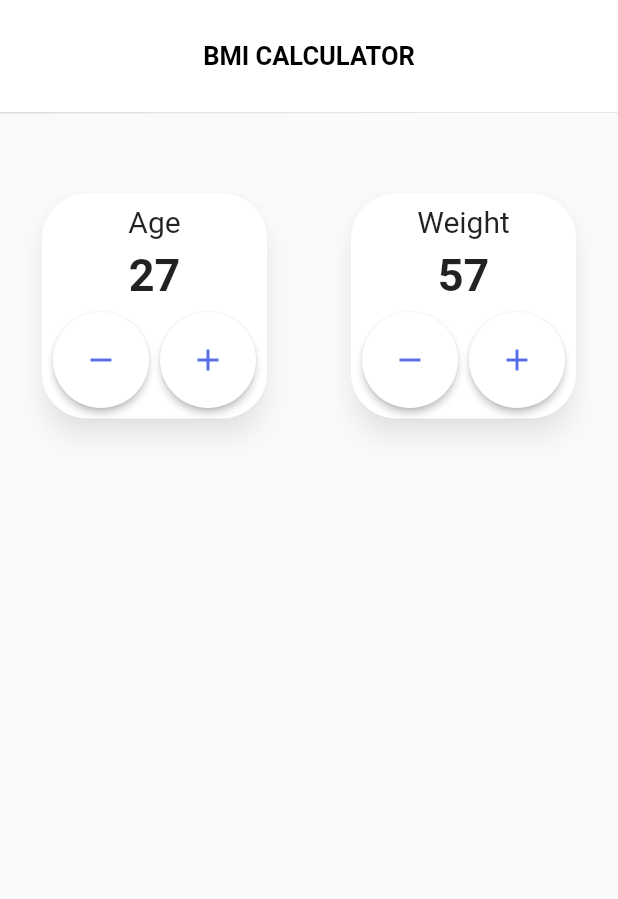
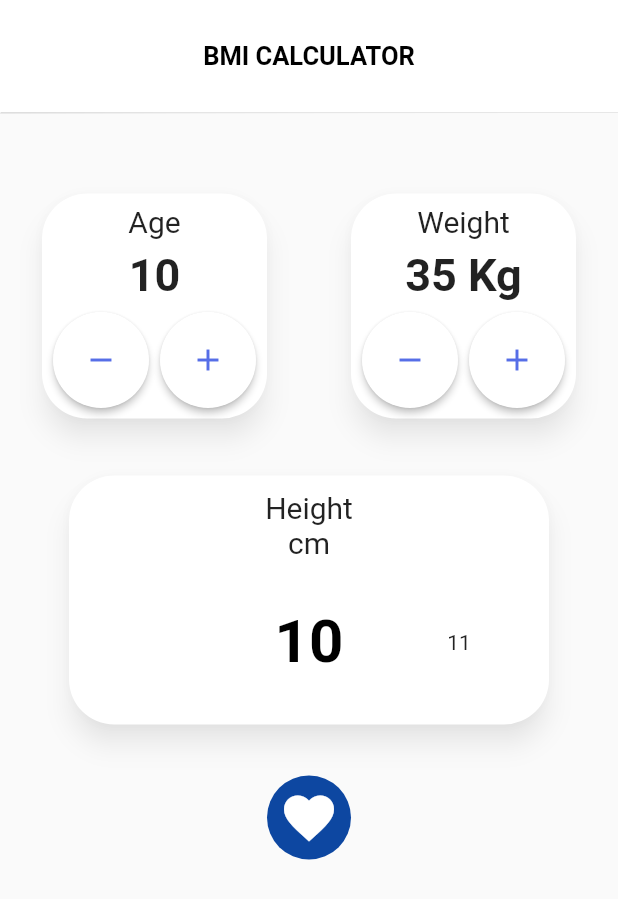
Before and after one commit to vivekkj123/bmi-app, a Flutter app: the screen it shows after launch, on a phone screen of 412 x 824 dp. Shown: the top 899 px of the screen. Run offline on Flutter 3.47's test engine with Material 2 defaults, Android fonts, the phone set to English and light mode, and no system bars; drawn by our look-alikes of numberpicker.

Commit message:
Add height selector and weight selector

```diff
--- a/lib/screens/home_screen/home_screen.dart
+++ b/lib/screens/home_screen/home_screen.dart
@@ -1,4 +1,5 @@
 import 'package:bmi_app/screens/home_screen/widgets/age_selector.dart';
+import 'package:bmi_app/screens/home_screen/widgets/height_selector.dart';
 import 'package:bmi_app/screens/home_screen/widgets/weight_selector.dart';
 import 'package:flutter/material.dart';
 
@@ -25,7 +26,26 @@ class HomeScreen extends StatelessWidget {
           const SizedBox(height: 50),
           Row(
             mainAxisAlignment: MainAxisAlignment.spaceAround,
-            children: const [AgeSelector(), WeightSelector()],
+            children: const [
+              AgeSelector(),
+              WeightSelector(),
+            ],
+          ),
+          Row(
+            mainAxisAlignment: MainAxisAlignment.spaceAround,
+            children: const [
+              HeightSelector(),
+            ],
+          ),
+          Material(
+            color: Colors.blue[900],
+            shape: CircleBorder(),
+            child: IconButton(
+              onPressed: () {},
+              icon: Icon(Icons.favorite),
+              color: Colors.white,
+              iconSize: 40,
+            ),
           )
         ],
       ),
--- a/lib/screens/home_screen/widgets/age_selector.dart
+++ b/lib/screens/home_screen/widgets/age_selector.dart
@@ -5,6 +5,7 @@ class AgeSelector extends StatelessWidget {
 
   @override
   Widget build(BuildContext context) {
+    ValueNotifier _age = ValueNotifier(10);
     return Card(
       elevation: 7,
       shape: RoundedRectangleBorder(
@@ -21,15 +22,22 @@ class AgeSelector extends StatelessWidget {
               "Age",
               style: TextStyle(fontSize: 20),
             ),
-            const Text(
-              "27",
-              style: TextStyle(fontSize: 30, fontWeight: FontWeight.bold),
+            ValueListenableBuilder(
+              valueListenable: _age,
+              builder: (ctx, newValue, _) {
+                return Text(
+                  newValue.toString(),
+                  style: TextStyle(fontSize: 30, fontWeight: FontWeight.bold),
+                );
+              },
             ),
             Row(
               mainAxisAlignment: MainAxisAlignment.spaceEvenly,
               children: [
                 ElevatedButton(
-                  onPressed: () {},
+                  onPressed: () {
+                    _age.value = _age.value - 1;
+                  },
                   child: const Icon(Icons.remove),
                   style: ElevatedButton.styleFrom(
                       shape: const CircleBorder(),
@@ -38,7 +46,9 @@ class AgeSelector extends StatelessWidget {
                       onPrimary: const Color(0xff566ee7)),
                 ),
                 ElevatedButton(
-                  onPressed: () {},
+                  onPressed: () {
+                    _age.value = _age.value + 1;
+                  },
                   child: const Icon(Icons.add),
                   style: ElevatedButton.styleFrom(
                       shape: const CircleBorder(),
--- /dev/null
+++ b/lib/screens/home_screen/widgets/height_selector.dart
@@ -0,0 +1,56 @@
+import 'package:flutter/material.dart';
+import 'package:numberpicker/numberpicker.dart';
+
+class HeightSelector extends StatefulWidget {
+  const HeightSelector({Key? key}) : super(key: key);
+
+  @override
+  State<HeightSelector> createState() => _HeightSelectorState();
+}
+
+class _HeightSelectorState extends State<HeightSelector> {
+  int _currentValue = 10;
+  @override
+  Widget build(BuildContext context) {
+    return Padding(
+      padding: const EdgeInsets.all(30.0),
+      child: Card(
+        elevation: 7,
+        shape: RoundedRectangleBorder(
+          borderRadius: BorderRadius.circular(30.0),
+        ),
+        shadowColor: Colors.black38,
+        child: Padding(
+          padding: const EdgeInsets.all(10.0),
+          child: Column(
+            mainAxisAlignment: MainAxisAlignment.center,
+            children: [
+              const Text(
+                "Height\ncm",
+                style: TextStyle(fontSize: 20),
+                textAlign: TextAlign.center,
+              ),
+              const SizedBox(
+                height: 30,
+              ),
+              NumberPicker(
+                selectedTextStyle: TextStyle(
+                    color: Colors.black,
+                    fontWeight: FontWeight.bold,
+                    fontSize: 40),
+                axis: Axis.horizontal,
+                value: _currentValue,
+                minValue: 10,
+                maxValue: 600,
+                onChanged: (value) => setState(() => _currentValue = value),
+              ),
+              const SizedBox(
+                height: 20,
+              ),
+            ],
+          ),
+        ),
+      ),
+    );
+  }
+}
--- a/lib/screens/home_screen/widgets/weight_selector.dart
+++ b/lib/screens/home_screen/widgets/weight_selector.dart
@@ -5,6 +5,7 @@ class WeightSelector extends StatelessWidget {
 
   @override
   Widget build(BuildContext context) {
+    ValueNotifier _weight = ValueNotifier(35);
     return Card(
       elevation: 7,
       shape: RoundedRectangleBorder(
@@ -21,15 +22,22 @@ class WeightSelector extends StatelessWidget {
               "Weight",
               style: TextStyle(fontSize: 20),
             ),
-            const Text(
-              "57",
-              style: TextStyle(fontSize: 30, fontWeight: FontWeight.bold),
-            ),
+            ValueListenableBuilder(
+                valueListenable: _weight,
+                builder: (ctx, newValue, _) {
+                  return Text(
+                    "${newValue.toString()} Kg",
+                    style: const TextStyle(
+                        fontSize: 30, fontWeight: FontWeight.bold),
+                  );
+                }),
             Row(
               mainAxisAlignment: MainAxisAlignment.spaceEvenly,
               children: [
                 ElevatedButton(
-                  onPressed: () {},
+                  onPressed: () {
+                    _weight.value = _weight.value - 1;
+                  },
                   child: const Icon(Icons.remove),
                   style: ElevatedButton.styleFrom(
                       shape: const CircleBorder(),
@@ -38,7 +46,9 @@ class WeightSelector extends StatelessWidget {
                       onPrimary: const Color(0xff566ee7)),
                 ),
                 ElevatedButton(
-                  onPressed: () {},
+                  onPressed: () {
+                    _weight.value = _weight.value + 1;
+                  },
                   child: const Icon(Icons.add),
                   style: ElevatedButton.styleFrom(
                       shape: const CircleBorder(),
```
Also changed, not shown: pubspec.yaml (+4 -12 lines), pubspec.lock.
